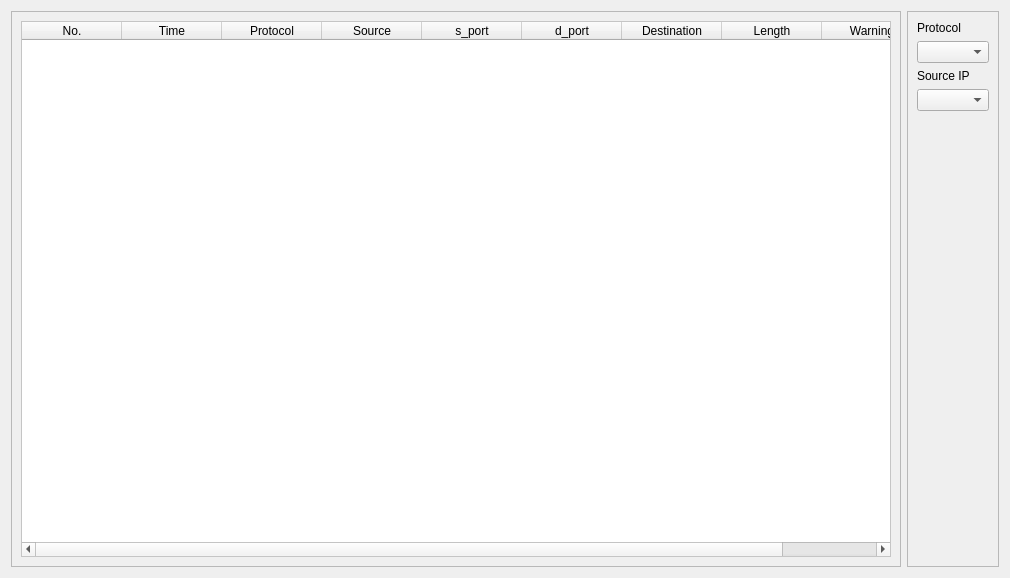
HyungJoonLEE/Lazyshark, file forms/Analyzewindow.ui: the form before one commit.
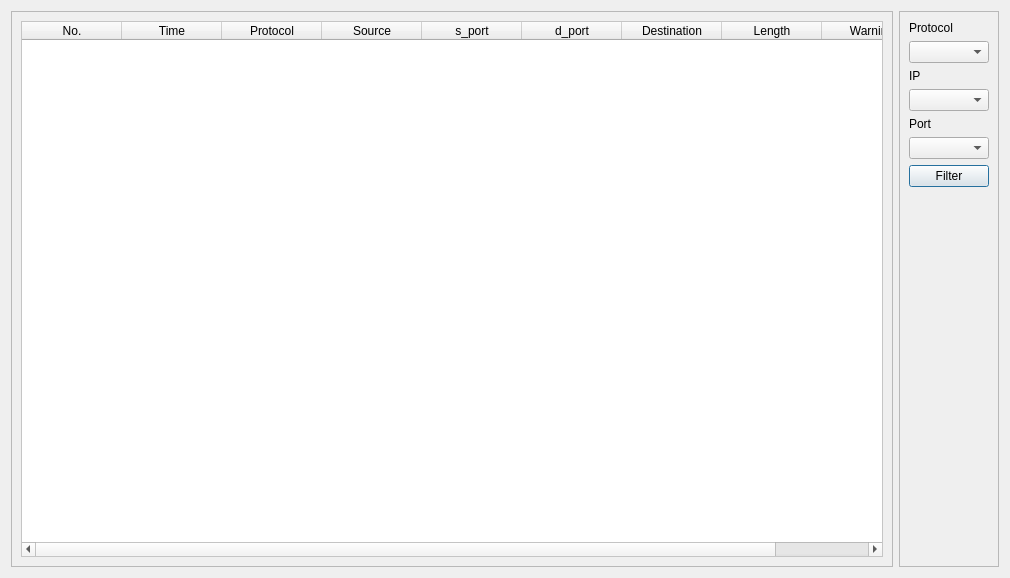
The form after the commit.

Commit message: filter complete

```diff
--- a/forms/Analyzewindow.ui
+++ b/forms/Analyzewindow.ui
@@ -109,7 +109,7 @@
          </widget>
         </item>
         <item>
-         <widget class="QComboBox" name="comboBox_2"/>
+         <widget class="QComboBox" name="comboBox"/>
         </item>
         <item>
          <widget class="QLabel" name="label_2">
@@ -117,15 +117,32 @@
            <string notr="true">color:black;</string>
           </property>
           <property name="text">
-           <string>Source IP</string>
+           <string>IP</string>
           </property>
          </widget>
         </item>
         <item>
-         <widget class="QComboBox" name="comboBox"/>
+         <widget class="QComboBox" name="comboBox_2"/>
+        </item>
+        <item>
+         <widget class="QLabel" name="label_3">
+          <property name="text">
+           <string>Port</string>
+          </property>
+         </widget>
+        </item>
+        <item>
+         <widget class="QComboBox" name="comboBox_3"/>
         </item>
        </layout>
       </item>
+      <item>
+       <widget class="QPushButton" name="pushButton">
+        <property name="text">
+         <string>Filter</string>
+        </property>
+       </widget>
+      </item>
       <item>
        <spacer name="verticalSpacer">
         <property name="orientation">
```
The commit also changes 3 other files.
